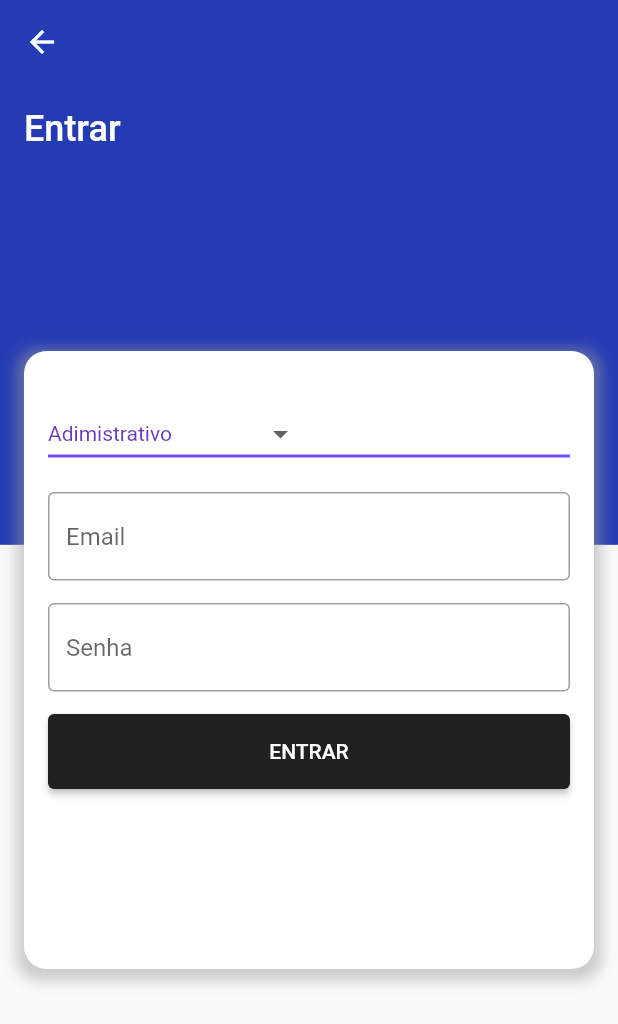
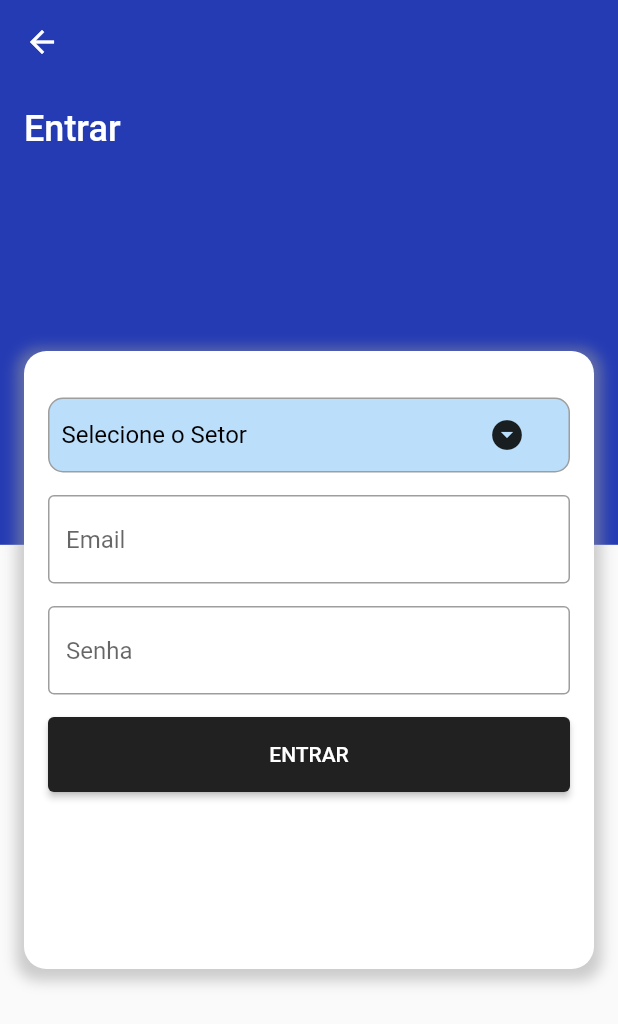
Before and after one commit to notria-12/sinc_forms, a Flutter app: the LoginPage screen opened by its route, on a phone screen of 412 x 824 dp. Shown: the top 1024 px of the screen. Run offline on Flutter 3.47's test engine with Material 2 defaults, Android fonts, the phone set to English and light mode, and no system bars; our stand-ins replace flutter_modular.

Commit message:
finalized dropdown for select sector

```diff
--- a/lib/modules/login/login_page.dart
+++ b/lib/modules/login/login_page.dart
@@ -1,4 +1,5 @@
 import 'package:flutter/material.dart';
+import 'package:flutter_modular/flutter_modular.dart';
 
 class LoginPage extends StatefulWidget {
   const LoginPage({Key? key}) : super(key: key);
@@ -8,7 +9,7 @@ class LoginPage extends StatefulWidget {
 }
 
 class _LoginPageState extends State<LoginPage> {
-  String dropdownValue = 'Adimistrativo';
+  String dropdownValue = 'Selecione o Setor';
   @override
   Widget build(BuildContext context) {
     return Scaffold(
@@ -65,33 +66,53 @@ class _LoginPageState extends State<LoginPage> {
                     height: 15,
                   ),
                   Container(
+                    padding: EdgeInsets.symmetric(horizontal: 8),
                     width: double.maxFinite,
+                    decoration: BoxDecoration(
+                        color: Colors.blue[100],
+                        border: Border.all(color: Colors.grey),
+                        borderRadius: BorderRadius.circular(10)),
+
                     // width: MediaQuery.of(context).size.width * 0.6,
                     child: DropdownButton<String>(
                       value: dropdownValue,
                       // icon: const Icon(Icons.arrow_downward),
                       // iconSize: 24,
+                      icon: Container(),
+                      underline: Container(),
+                      elevation: 16,
+                      style: const TextStyle(color: Colors.black),
 
-                      elevation: 16,
-                      style: const TextStyle(color: Colors.deepPurple),
-                      underline: Container(
-                        height: 2,
-                        color: Colors.deepPurpleAccent,
-                      ),
                       onChanged: (String? newValue) {
                         setState(() {
                           dropdownValue = newValue!;
                         });
                       },
                       items: <String>[
+                        'Selecione o Setor',
                         'Adimistrativo',
                         'Segurança do Trabalho',
                         'Transporte',
-                        'Indústria'
+                        'Indústria',
+                        'Recursos Humanos',
                       ].map<DropdownMenuItem<String>>((String value) {
                         return DropdownMenuItem<String>(
                           value: value,
-                          child: Text(value),
+                          child: Container(
+                              // color: Colors.blue[50],
+                              width: MediaQuery.of(context).size.width * 0.75,
+                              child: Row(
+                                mainAxisAlignment:
+                                    MainAxisAlignment.spaceBetween,
+                                children: [
+                                  Text(
+                                    value,
+                                    style: TextStyle(
+                                        fontFamily: 'Roboto', fontSize: 16),
+                                  ),
+                                  Icon(Icons.arrow_drop_down_circle)
+                                ],
+                              )),
                         );
                       }).toList(),
                     ),
@@ -117,7 +138,9 @@ class _LoginPageState extends State<LoginPage> {
                       height: 50,
                       width: double.maxFinite,
                       child: ElevatedButton(
-                        onPressed: () {},
+                        onPressed: () {
+                          Modular.to.pushNamed('/home');
+                        },
                         child: Text('ENTRAR'),
                         style: ElevatedButton.styleFrom(
                             primary: Color.fromRGBO(33, 33, 33, 1)),
```
Also changed, not shown: 1 other file.
